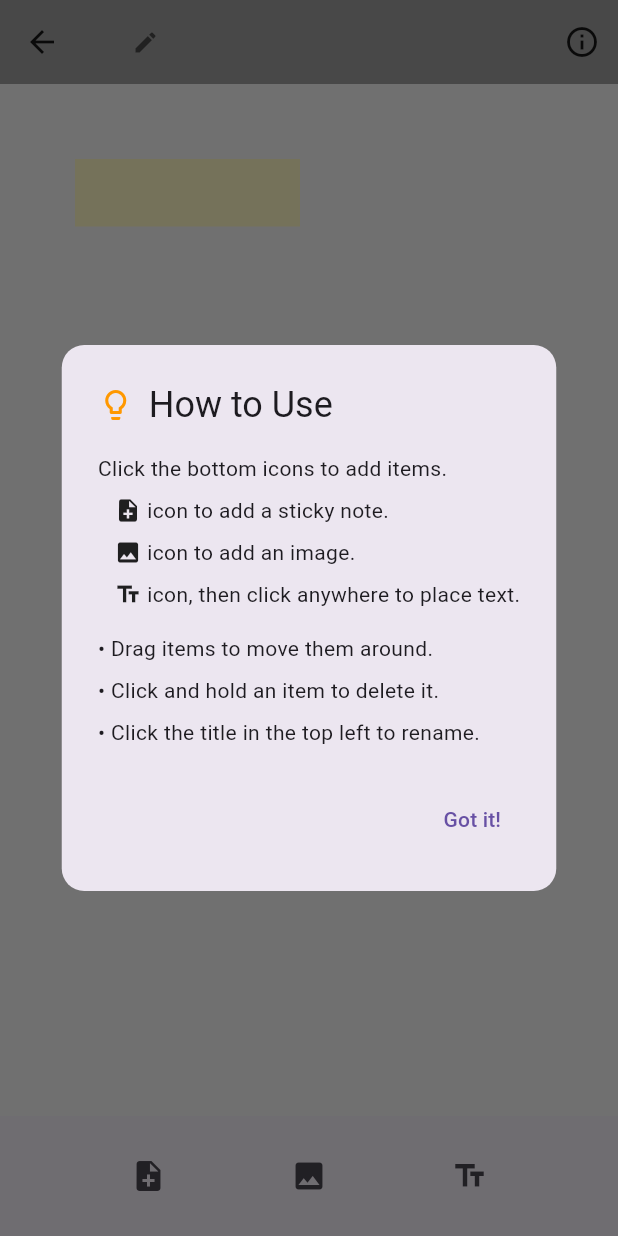
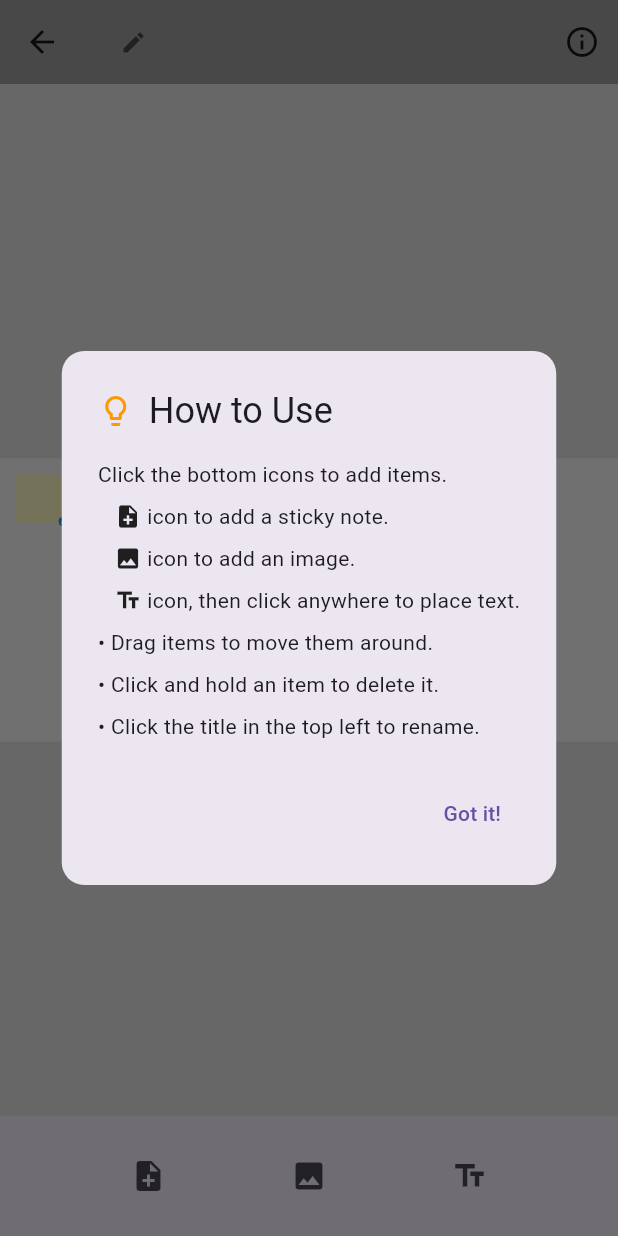
Before and after one commit to Tammo-Tammisto/Flutter-notes, a Flutter app: the NotebookViewScreen screen opened directly with empty values, after a tap on the "info outline" icon, on a phone screen of 412 x 824 dp. Run offline on Flutter 3.47's test engine with Material 3 defaults, Android fonts, the phone set to English and light mode, and no system bars; our stand-ins replace audioplayers, file_picker, flutter_local_notifications, sqflite_common_ffi; accounts and stored records are empty.

Commit message:
Notebook view size fix, dashboard recent activity repeating titles now stack

```diff
--- a/lib/screens/notebook_view_screen.dart
+++ b/lib/screens/notebook_view_screen.dart
@@ -50,6 +50,8 @@ class _NotebookViewScreenState extends State<NotebookViewScreen> {
   late String _currentTitle;
   final DatabaseHelper _dbHelper = DatabaseHelper();
 
+  final Size _canvasSize = const Size(1920, 880);
+
   @override
   void initState() {
     super.initState();
@@ -89,6 +91,7 @@ class _NotebookViewScreenState extends State<NotebookViewScreen> {
     TextEditingController renameController = TextEditingController(
       text: _currentTitle,
     );
+
     showDialog(
       context: context,
       builder: (context) => AlertDialog(
@@ -116,6 +119,69 @@ class _NotebookViewScreenState extends State<NotebookViewScreen> {
     );
   }
 
+  void _showHowToUseDialog() {
+    showDialog(
+      context: context,
+      builder: (BuildContext context) {
+        return AlertDialog(
+          shape: RoundedRectangleBorder(
+            borderRadius: BorderRadius.circular(15),
+          ),
+          title: const Row(
+            children: [
+              Icon(Icons.lightbulb_outline, color: Colors.orange),
+              SizedBox(width: 10),
+              Text("How to Use"),
+            ],
+          ),
+          content: const Column(
+            mainAxisSize: MainAxisSize.min,
+            crossAxisAlignment: CrossAxisAlignment.start,
+            children: [
+              Text("Click the bottom icons to add items."),
+              SizedBox(height: 8),
+              Row(
+                children: [
+                  Text("   "),
+                  Icon(Icons.note_add, size: 18),
+                  Text(" icon to add a sticky note."),
+                ],
+              ),
+              SizedBox(height: 8),
+              Row(
+                children: [
+                  Text("   "),
+                  Icon(Icons.image, size: 18),
+                  Text(" icon to add an image."),
+                ],
+              ),
+              SizedBox(height: 8),
+              Row(
+                children: [
+                  Text("   "),
+                  Icon(Icons.text_fields, size: 18),
+                  Text(" icon, then click anywhere to place text."),
+                ],
+              ),
+              SizedBox(height: 8),
+              Text("• Drag items to move them around."),
+              SizedBox(height: 8),
+              Text("• Click and hold an item to delete it."),
+              SizedBox(height: 8),
+              Text("• Click the title in the top left to rename."),
+            ],
+          ),
+          actions: [
+            TextButton(
+              onPressed: () => Navigator.pop(context),
+              child: const Text("Got it!"),
+            ),
+          ],
+        );
+      },
+    );
+  }
+
   void _addItem(NotebookItemData newItem) {
     setState(() => _items.add(newItem));
     _saveToDatabase();
@@ -124,7 +190,7 @@ class _NotebookViewScreenState extends State<NotebookViewScreen> {
   @override
   Widget build(BuildContext context) {
     return Scaffold(
-      backgroundColor: Colors.white,
+      backgroundColor: Colors.grey[300],
       appBar: AppBar(
         backgroundColor: widget.bookColor,
         elevation: 0,
@@ -137,36 +203,30 @@ class _NotebookViewScreenState extends State<NotebookViewScreen> {
         ),
         title: InkWell(
           onTap: _renameNotebook,
-          borderRadius: BorderRadius.circular(8), // Adds a nice ripple shape
-          child: Padding(
-            padding: const EdgeInsets.symmetric(vertical: 8.0, horizontal: 8.0),
+          borderRadius: BorderRadius.circular(8),
           child: Row(
-              mainAxisSize:
-                  MainAxisSize.min, // Prevents the Row from taking full width
+            mainAxisSize: MainAxisSize.min,
             children: [
               Text(
                 _currentTitle,
                 style: const TextStyle(color: Colors.black87),
               ),
-                const SizedBox(width: 8), // Space between title and icon
-                const Icon(
-                  Icons.edit, // Or Icons.drive_file_rename_outline
-                  size: 18,
-                  color: Colors.black54,
-                ),
+              const SizedBox(width: 8),
+              const Icon(Icons.edit, size: 18, color: Colors.black54),
             ],
           ),
         ),
-        ),
-        actions: <Widget>[
+        actions: [
           IconButton(
             icon: const Icon(Icons.info_outline, color: Colors.black87),
-            tooltip: "How to Use",
             onPressed: _showHowToUseDialog,
           ),
         ],
       ),
-      body: GestureDetector(
+      body: Center(
+        child: FittedBox(
+          fit: BoxFit.contain,
+          child: GestureDetector(
             onTapDown: (details) {
               if (_isWaitingForTextPlacement) {
                 _addItem(
@@ -181,37 +241,39 @@ class _NotebookViewScreenState extends State<NotebookViewScreen> {
               }
             },
             child: Container(
-          width: double.infinity,
-          height: double.infinity,
+              width: _canvasSize.width,
+              height: _canvasSize.height,
               color: const Color(0xFFF5F5F5),
               child: Stack(
                 children: _items.asMap().entries.map((entry) {
                   int idx = entry.key;
+                  final item = _items[idx];
+
                   return DraggableItem(
-                key: ObjectKey(_items[idx]), // Use ObjectKey to maintain state
-                initialPosition: _items[idx].position,
-                initialSize: _items[idx].size,
-                isResizable: _items[idx].type == 'image',
+                    key: ObjectKey(item),
+                    initialPosition: item.position,
+                    initialSize: item.size,
+                    canvasSize: _canvasSize,
+                    isResizable: true,
+                    maintainAspectRatio: item.type == 'image',
                     onUpdate: (pos, size) {
-                  _items[idx].position = pos;
-                  _items[idx].size = size;
+                      item.position = pos;
+                      item.size = size;
                       _saveToDatabase();
                     },
-                // Update the onDelete logic inside the ListView/Stack
                     onDelete: () async {
-                  if (_items[idx].type == 'image') {
-                    final file = File(_items[idx].content);
-                    if (await file.exists()) {
-                      await file
-                          .delete(); // Remove the physical file from app storage
-                    }
+                      if (item.type == 'image') {
+                        final file = File(item.content);
+                        if (await file.exists()) await file.delete();
                       }
                       setState(() => _items.removeAt(idx));
                       _saveToDatabase();
                     },
-                child: _buildItemContent(_items[idx], idx),
+                    child: _buildItemContent(item, idx),
                   );
                 }).toList(),
+              ),
+            ),
           ),
         ),
       ),
@@ -242,75 +304,10 @@ class _NotebookViewScreenState extends State<NotebookViewScreen> {
     );
   }
 
-  void _showHowToUseDialog() {
-    showDialog(
-      context: context,
-      builder: (BuildContext context) {
-        return AlertDialog(
-          shape: RoundedRectangleBorder(
-            borderRadius: BorderRadius.circular(15),
-          ),
-          title: const Row(
-            children: [
-              Icon(Icons.lightbulb_outline, color: Colors.orange),
-              SizedBox(width: 10),
-              Text("How to Use"),
-            ],
-          ),
-          content: const Column(
-            mainAxisSize: MainAxisSize.min, // Constrains height to content
-            crossAxisAlignment: CrossAxisAlignment.start,
-            children: [
-              Text("Click the bottom icons to add items."),
-              SizedBox(height: 8),
-              Row(
-                children: [
-                  Text("   "),
-                  Icon(Icons.note_add, size: 18),
-                  Text(" icon to add a sticky note."),
-                ],
-              ),
-              SizedBox(height: 8),
-              Row(
-                children: [
-                  Text("   "),
-                  Icon(Icons.image, size: 18),
-                  Text(" icon to add an image."),
-                ],
-              ),
-              SizedBox(height: 8),
-              Row(
-                children: [
-                  Text("   "),
-                  Icon(Icons.text_fields, size: 18),
-                  Text(" icon, then click anywhere to place text."),
-                ],
-              ),
-              //Text("• Tap " + Icons.text_fields + " icon, then tap anywhere to place text."),
-              SizedBox(height: 8),
-              SizedBox(height: 8),
-              Text("• Drag items to move them around."),
-              SizedBox(height: 8),
-              Text("• Click and hold an item to delete it."),
-              SizedBox(height: 8),
-              Text("• Click the title in the top left to rename."),
-            ],
-          ),
-          actions: [
-            TextButton(
-              onPressed: () => Navigator.pop(context),
-              child: const Text("Got it!"),
-            ),
-          ],
-        );
-      },
-    );
-  }
-
   Widget _buildItemContent(NotebookItemData item, int index) {
     if (item.type == 'image') {
       return item.content.isNotEmpty
-          ? Image.file(File(item.content), fit: BoxFit.cover)
+          ? Image.file(File(item.content), fit: BoxFit.fill)
           : const Icon(Icons.broken_image);
     }
 
@@ -332,16 +329,11 @@ class _NotebookViewScreenState extends State<NotebookViewScreen> {
           ),
         ),
         maxLines: null,
-        style: const TextStyle(fontSize: 14),
+        onChanged: (val) => _items[index].content = val,
         decoration: const InputDecoration(
           border: InputBorder.none,
           isDense: true,
         ),
-        onChanged: (val) {
-          _items[index].content = val;
-          // We don't call _saveToDatabase on every keystroke to prevent lag;
-          // it saves when moved, resized, or exiting.
-        },
       ),
     );
   }
@@ -354,35 +346,31 @@ class _NotebookViewScreenState extends State<NotebookViewScreen> {
     if (result != null && result.files.single.path != null) {
       File originalFile = File(result.files.single.path!);
 
-      // 1. Get the application documents directory
       final appDir = await getApplicationDocumentsDirectory();
+      final folderPath = p.join(appDir.path, 'notebook_images');
 
-      // 2. Define the sub-folder path
-      final String folderPath = p.join(appDir.path, 'notebook_images');
-      final Directory imageFolder = Directory(folderPath);
-
-      // 3. Create the folder if it doesn't exist
-      if (!await imageFolder.exists()) {
-        await imageFolder.create(recursive: true);
+      if (!await Directory(folderPath).exists()) {
+        await Directory(folderPath).create(recursive: true);
       }
 
-      // 4. Create a unique filename
       String fileName =
           "${DateTime.now().millisecondsSinceEpoch}_${p.basename(originalFile.path)}";
-
-      // 5. Define the final destination path
       String newPath = p.join(folderPath, fileName);
 
-      // 6. Copy the file
       File savedFile = await originalFile.copy(newPath);
 
-      // 7. Add to UI and Database
+      final data = await savedFile.readAsBytes();
+      final image = await decodeImageFromList(data);
+
+      double initialWidth = 200.0;
+      double initialHeight = (image.height / image.width) * initialWidth;
+
       _addItem(
         NotebookItemData(
           type: 'image',
           content: savedFile.path,
           position: const Offset(50, 50),
-          size: const Size(150, 150),
+          size: Size(initialWidth, initialHeight),
         ),
       );
     }
@@ -393,7 +381,9 @@ class DraggableItem extends StatefulWidget {
   final Widget child;
   final Offset initialPosition;
   final Size initialSize;
+  final Size canvasSize;
   final bool isResizable;
+  final bool maintainAspectRatio;
   final Function(Offset, Size) onUpdate;
   final VoidCallback onDelete;
 
@@ -402,9 +392,11 @@ class DraggableItem extends StatefulWidget {
     required this.child,
     required this.initialPosition,
     required this.initialSize,
+    required this.canvasSize,
     required this.onUpdate,
     required this.onDelete,
     this.isResizable = false,
+    this.maintainAspectRatio = false,
   }) : super(key: key);
 
   @override
@@ -414,12 +406,14 @@ class DraggableItem extends StatefulWidget {
 class _DraggableItemState extends State<DraggableItem> {
   late Offset position;
   late Size size;
+  late double aspectRatio;
 
   @override
   void initState() {
     super.initState();
     position = widget.initialPosition;
     size = widget.initialSize;
+    aspectRatio = size.width / size.height;
   }
 
   @override
@@ -429,34 +423,88 @@ class _DraggableItemState extends State<DraggableItem> {
       top: position.dy,
       child: GestureDetector(
         onPanUpdate: (details) {
-          setState(() => position += details.delta);
+          setState(() {
+            Offset newPosition = position + details.delta;
+
+            double dx = newPosition.dx.clamp(
+              0.0,
+              widget.canvasSize.width - size.width,
+            );
+            double dy = newPosition.dy.clamp(
+              0.0,
+              widget.canvasSize.height - size.height,
+            );
+
+            position = Offset(dx, dy);
+          });
         },
         onPanEnd: (_) => widget.onUpdate(position, size),
         onLongPress: widget.onDelete,
         child: SizedBox(
           width: size.width,
-          height: widget.isResizable ? size.height : null,
+          height: size.height,
           child: Stack(
+            clipBehavior: Clip.none,
             children: [
-              widget.child,
+              Positioned.fill(child: widget.child),
+
+              // Resize handle
               if (widget.isResizable)
                 Positioned(
-                  right: 0,
-                  bottom: 0,
+                  right: -10,
+                  bottom: -10,
                   child: GestureDetector(
                     onPanUpdate: (details) {
                       setState(() {
-                        size = Size(
-                          size.width + details.delta.dx,
-                          size.height + details.delta.dy,
+                        double newWidth = size.width + details.delta.dx;
+                        double newHeight;
+
+                        if (widget.maintainAspectRatio) {
+                          newHeight = newWidth / aspectRatio;
+
+                          if (position.dx + newWidth >
+                              widget.canvasSize.width) {
+                            newWidth = widget.canvasSize.width - position.dx;
+                            newHeight = newWidth / aspectRatio;
+                          }
+                          if (position.dy + newHeight >
+                              widget.canvasSize.height) {
+                            newHeight = widget.canvasSize.height - position.dy;
+                            newWidth = newHeight * aspectRatio;
+                          }
+                        } else {
+                          newHeight = size.height + details.delta.dy;
+
+                          newWidth = newWidth.clamp(
+                            30.0,
+                            widget.canvasSize.width - position.dx,
                           );
+                          newHeight = newHeight.clamp(
+                            30.0,
+                            widget.canvasSize.height - position.dy,
+                          );
+                        }
+
+                        if (newWidth > 30 && newHeight > 30) {
+                          size = Size(newWidth, newHeight);
+                        }
                       });
                     },
                     onPanEnd: (_) => widget.onUpdate(position, size),
+                    child: Container(
+                      padding: const EdgeInsets.all(6),
+                      decoration: const BoxDecoration(
+                        color: Colors.blue,
+                        shape: BoxShape.circle,
+                        boxShadow: [
+                          BoxShadow(blurRadius: 2, color: Colors.black26),
+                        ],
+                      ),
                       child: const Icon(
                         Icons.open_in_full,
-                      size: 18,
-                      color: Colors.blue,
+                        size: 16,
+                        color: Colors.white,
+                      ),
                     ),
                   ),
                 ),
```
Also changed, not shown: lib/screens/dashboard_screen.dart (+52 -25 lines). Lines whose indentation alone changed are shown as unchanged.
